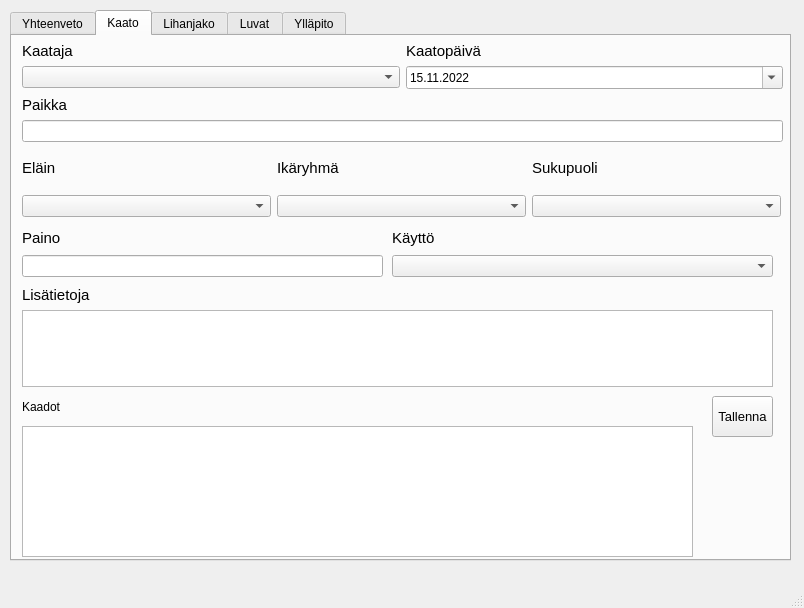
First picture: the form in MultiPageMainWindow.ui, repository janlevea/hirviporukka, before the edit.
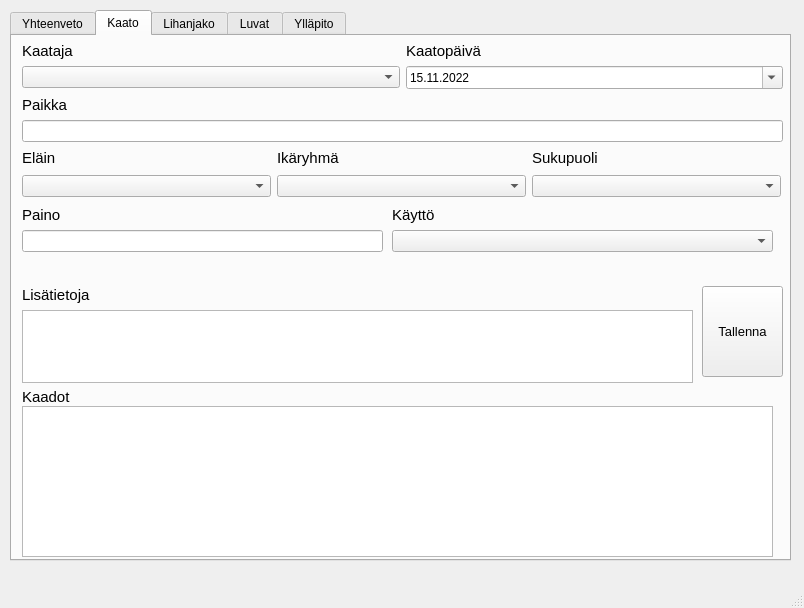
Second picture: the form after the edit. The open tabs and pages were chosen to show the change.

Commit message: Tab order kuntoon

The edit to the form file:
```diff
--- a/MultiPageMainWindow.ui
+++ b/MultiPageMainWindow.ui
@@ -134,10 +134,10 @@
      <widget class="QPushButton" name="saveShotPushButton">
       <property name="geometry">
        <rect>
-        <x>700</x>
-        <y>360</y>
-        <width>61</width>
-        <height>41</height>
+        <x>690</x>
+        <y>250</y>
+        <width>81</width>
+        <height>91</height>
        </rect>
       </property>
       <property name="font">
@@ -149,13 +149,13 @@
        <string>Tallenna</string>
       </property>
      </widget>
-     <widget class="QWidget" name="">
+     <widget class="QWidget" name="layoutWidget">
       <property name="geometry">
        <rect>
         <x>10</x>
         <y>110</y>
         <width>759</width>
-        <height>71</height>
+        <height>51</height>
        </rect>
       </property>
       <layout class="QVBoxLayout" name="verticalLayout_4">
@@ -236,9 +236,9 @@
       <property name="geometry">
        <rect>
         <x>10</x>
-        <y>390</y>
-        <width>671</width>
-        <height>131</height>
+        <y>370</y>
+        <width>751</width>
+        <height>151</height>
        </rect>
       </property>
      </widget>
@@ -246,16 +246,21 @@
       <property name="geometry">
        <rect>
         <x>10</x>
-        <y>360</y>
+        <y>350</y>
         <width>241</width>
         <height>21</height>
        </rect>
       </property>
+      <property name="font">
+       <font>
+        <pointsize>11</pointsize>
+       </font>
+      </property>
       <property name="text">
        <string>Kaadot</string>
       </property>
      </widget>
-     <widget class="QWidget" name="">
+     <widget class="QWidget" name="layoutWidget">
       <property name="geometry">
        <rect>
         <x>10</x>
@@ -360,13 +365,13 @@
        </item>
       </layout>
      </widget>
-     <widget class="QWidget" name="">
+     <widget class="QWidget" name="layoutWidget">
       <property name="geometry">
        <rect>
         <x>10</x>
         <y>250</y>
-        <width>751</width>
-        <height>101</height>
+        <width>671</width>
+        <height>97</height>
        </rect>
       </property>
       <layout class="QVBoxLayout" name="verticalLayout_9">
@@ -396,46 +401,13 @@
        </item>
       </layout>
      </widget>
-     <widget class="QWidget" name="">
-      <property name="geometry">
-       <rect>
-        <x>10</x>
-        <y>190</y>
-        <width>361</width>
-        <height>51</height>
-       </rect>
-      </property>
-      <layout class="QVBoxLayout" name="verticalLayout_11">
-       <item>
-        <widget class="QLabel" name="weightLabel">
-         <property name="font">
-          <font>
-           <pointsize>11</pointsize>
-          </font>
-         </property>
-         <property name="text">
-          <string>Paino</string>
-         </property>
-        </widget>
-       </item>
-       <item>
-        <widget class="QLineEdit" name="weightLineEdit">
-         <property name="font">
-          <font>
-           <pointsize>9</pointsize>
-          </font>
-         </property>
-        </widget>
-       </item>
-      </layout>
-     </widget>
-     <widget class="QWidget" name="">
+     <widget class="QWidget" name="layoutWidget">
       <property name="geometry">
        <rect>
         <x>380</x>
-        <y>190</y>
+        <y>170</y>
         <width>381</width>
-        <height>51</height>
+        <height>46</height>
        </rect>
       </property>
       <layout class="QVBoxLayout" name="verticalLayout_21">
@@ -462,6 +434,39 @@
        </item>
       </layout>
      </widget>
+     <widget class="QWidget" name="layoutWidget">
+      <property name="geometry">
+       <rect>
+        <x>10</x>
+        <y>170</y>
+        <width>361</width>
+        <height>46</height>
+       </rect>
+      </property>
+      <layout class="QVBoxLayout" name="verticalLayout_11">
+       <item>
+        <widget class="QLabel" name="weightLabel">
+         <property name="font">
+          <font>
+           <pointsize>11</pointsize>
+          </font>
+         </property>
+         <property name="text">
+          <string>Paino</string>
+         </property>
+        </widget>
+       </item>
+       <item>
+        <widget class="QLineEdit" name="weightLineEdit">
+         <property name="font">
+          <font>
+           <pointsize>9</pointsize>
+          </font>
+         </property>
+        </widget>
+       </item>
+      </layout>
+     </widget>
     </widget>
     <widget class="QWidget" name="sharePage">
      <attribute name="title">
```
Left out of the diff: 39 changed lines with no effect on the pictures.
